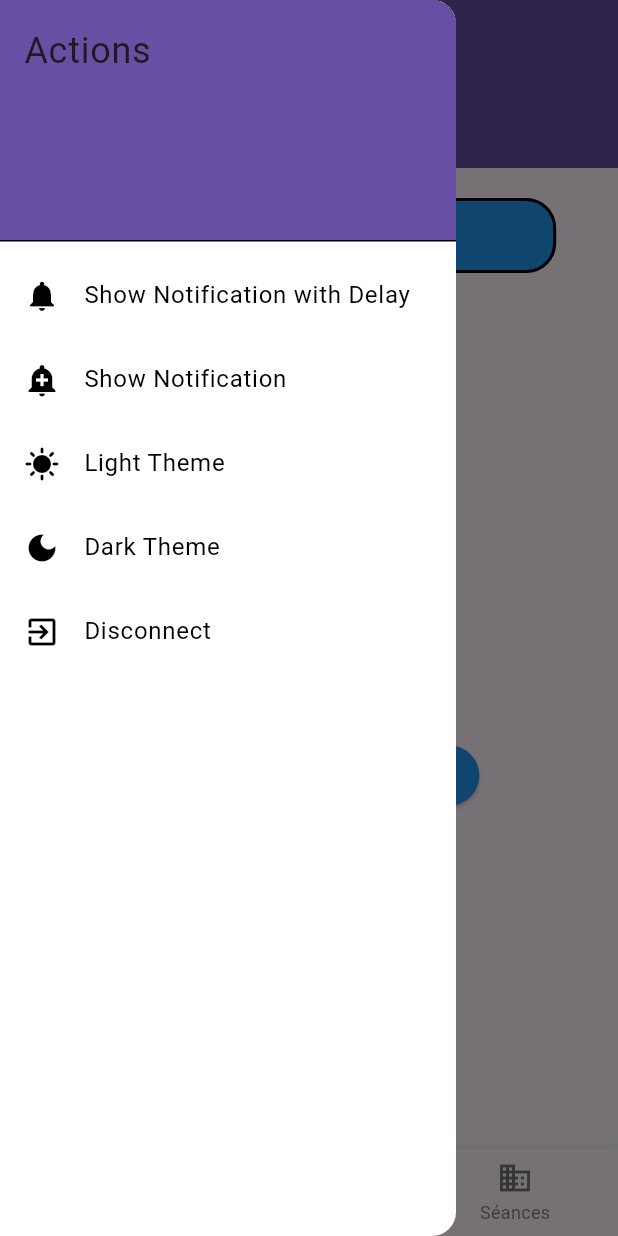
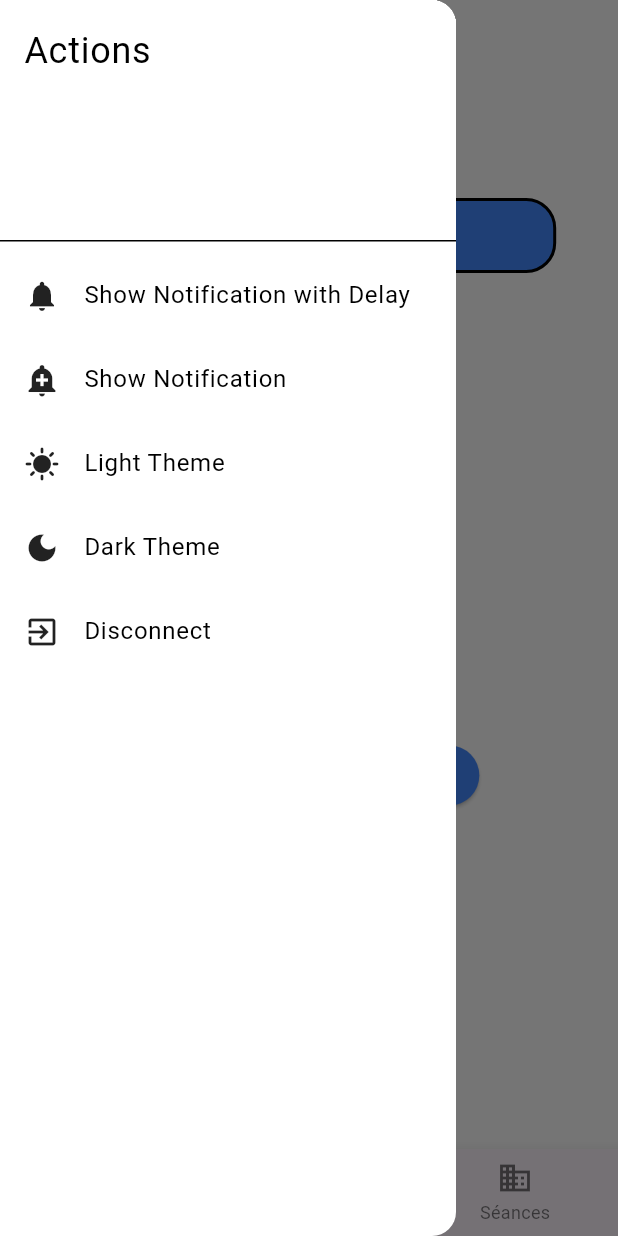
Before and after one commit to Xalovald/sport60, a Flutter app: the screen it shows once a user with an empty profile is signed in, in the side drawer, after a tap on "Planifier une séance", on a phone screen of 412 x 824 dp. Run offline on Flutter 3.47's test engine with Material 3 defaults, Android fonts, the phone set to English and light mode, and no system bars; our stand-ins replace audioplayers, firebase_auth, firebase_core, flutter_local_notifications, google_sign_in, permission_handler and 3 more; missing offline and left inert: flutter_sound; accounts and stored records are empty.

Commit message:
fix themes / apply to new pages

```diff
--- a/lib/views/home.dart
+++ b/lib/views/home.dart
@@ -35,7 +35,7 @@ class _HomePageState extends State<HomePage> {
             decoration: BoxDecoration(
                 shape: BoxShape.rectangle,
                 borderRadius: const BorderRadius.all(Radius.circular(20)),
-                color: themeNotifier.currentTheme.colorScheme.secondary,
+                color: themeNotifier.currentTheme.colorScheme.primary,
                 border: Border.all(width: 2)),
             width: MediaQuery.of(context).size.width * 0.8,
             height: 50,
@@ -44,7 +44,7 @@ class _HomePageState extends State<HomePage> {
               "Planifier une séance",
               style: TextStyle(
                 //apply cutom button color
-                color: themeNotifier.currentTheme.colorScheme.inversePrimary,
+                color: themeNotifier.currentTheme.textTheme.headlineSmall?.color,
               ),
             ),
           ),
--- a/lib/views/menu.dart
+++ b/lib/views/menu.dart
@@ -39,6 +39,7 @@ class _HomeScreenState extends State<HomeScreen> {
         foregroundColor: themeNotifier.currentTheme.textTheme.headlineSmall?.color,
       ),
       drawer: Drawer(
+        backgroundColor: themeNotifier.currentTheme.primaryColor,
         child: ListView(
           padding: EdgeInsets.zero,
           children: <Widget>[
@@ -55,40 +56,40 @@ class _HomeScreenState extends State<HomeScreen> {
           ),
         ),
         ListTile(
-              leading: const Icon(Icons.notifications),
-              title: const Text('Show Notification with Delay'),
+          leading: Icon(Icons.notifications, color: themeNotifier.currentTheme.iconTheme.color),
+          title: Text('Show Notification with Delay', style: TextStyle(color: themeNotifier.currentTheme.textTheme.bodyMedium?.color)),
           onTap: () {
             Navigator.pop(context); // Close the drawer
             _showNotificationWithDelay(context); // Call the notification function with a delay
           },
         ),
         ListTile(
-              leading: const Icon(Icons.add_alert),
-              title: const Text('Show Notification'),
+          leading: Icon(Icons.add_alert, color: themeNotifier.currentTheme.iconTheme.color),
+          title: Text('Show Notification', style: TextStyle(color: themeNotifier.currentTheme.textTheme.bodyMedium?.color)),
           onTap: () {
             Navigator.pop(context); // Close the drawer
             _showNotification(context); // Call the notification function
           },
         ),
         ListTile(
-              leading: const Icon(Icons.sunny),
-              title: const Text('Light Theme'),
+          leading: Icon(Icons.sunny, color: themeNotifier.currentTheme.iconTheme.color),
+          title: Text('Light Theme', style: TextStyle(color: themeNotifier.currentTheme.textTheme.bodyMedium?.color)),
           onTap: () {
             Navigator.pop(context); // Close the drawer
             Provider.of<ThemeNotifier>(context, listen: false).setLightTheme();
           },
         ),
         ListTile(
-              leading: const Icon(Icons.dark_mode),
-              title: const Text('Dark Theme'),
+          leading: Icon(Icons.dark_mode, color: themeNotifier.currentTheme.iconTheme.color),
+          title: Text('Dark Theme', style: TextStyle(color: themeNotifier.currentTheme.textTheme.bodyMedium?.color)),
           onTap: () {
             Navigator.pop(context); // Close the drawer
             Provider.of<ThemeNotifier>(context, listen: false).setDarkTheme();
           },
         ),
         ListTile(
-              leading: const Icon(Icons.exit_to_app),
-              title: const Text('Disconnect'),
+          leading: Icon(Icons.exit_to_app, color: themeNotifier.currentTheme.iconTheme.color),
+          title: Text('Disconnect', style: TextStyle(color: themeNotifier.currentTheme.textTheme.bodyMedium?.color)),
           onTap: () {
             Navigator.pop(context); // Close the drawer
             _disconnect(); // Call the disconnect function
--- a/lib/widgets/theme.dart
+++ b/lib/widgets/theme.dart
@@ -2,8 +2,8 @@ import 'package:flutter/material.dart';
 import 'package:shared_preferences/shared_preferences.dart';
 
 class ThemeNotifier extends ChangeNotifier {
-  static const Color defaultLightButtonColor = Colors.blue;
-  static const Color defaultDarkButtonColor = Color.fromARGB(255, 224, 176, 255);
+  static const Color defaultLightButtonColor = Colors.blueAccent;
+  static const Color defaultDarkButtonColor = Color.fromARGB(255, 232, 102, 255);
 
   ThemeData _currentTheme = ThemeData.light();
   Color _customButtonColor = defaultLightButtonColor;
@@ -18,16 +18,41 @@ class ThemeNotifier extends ChangeNotifier {
   void setLightTheme() async {
     _customButtonColor = defaultLightButtonColor;
     _currentTheme = ThemeData.light().copyWith(
+      primaryColor: Colors.white,
+      primaryIconTheme: const IconThemeData(color: Colors.black),
+      scaffoldBackgroundColor: Colors.white,
       elevatedButtonTheme: ElevatedButtonThemeData(
         style: ElevatedButton.styleFrom(
-          backgroundColor: _customButtonColor,
-          foregroundColor: Colors.white,
+          backgroundColor: defaultLightButtonColor,
+          foregroundColor: Colors.black,
+        ),
+      ),
+      outlinedButtonTheme: OutlinedButtonThemeData(
+        style: OutlinedButton.styleFrom(
+          foregroundColor: Colors.black,
+        ),
+      ),
+      textButtonTheme: TextButtonThemeData(
+        style: TextButton.styleFrom(
+          foregroundColor: defaultLightButtonColor, // button text color
         ),
       ),
       colorScheme: const ColorScheme.light().copyWith(
-        primary: Colors.white,
+        primary: defaultLightButtonColor, // header background color
+        onPrimary: Colors.black, // header text color
+        onSurface: defaultLightButtonColor, // body text color
         secondary: defaultLightButtonColor,
         inversePrimary: _getContrastingTextColor(defaultLightButtonColor),
+        tertiary: Colors.white,
+      ),
+      textSelectionTheme: const TextSelectionThemeData(
+        cursorColor: defaultLightButtonColor,
+        selectionColor: defaultDarkButtonColor,
+        selectionHandleColor: defaultLightButtonColor,
+      ),
+      textTheme: ThemeData.light().textTheme.apply(
+        bodyColor: Colors.black,
+        displayColor: Colors.black,
       ),
     );
     notifyListeners();
@@ -37,23 +62,43 @@ class ThemeNotifier extends ChangeNotifier {
   void setDarkTheme() async {
     _customButtonColor = defaultDarkButtonColor;
     _currentTheme = ThemeData.dark().copyWith(
+      primaryColor: Colors.black,
+      primaryIconTheme: const IconThemeData(color: Colors.white),
+      scaffoldBackgroundColor: Colors.black,
       elevatedButtonTheme: ElevatedButtonThemeData(
         style: ElevatedButton.styleFrom(
-          backgroundColor: _customButtonColor,
-          foregroundColor: Colors.black,
+          backgroundColor: defaultDarkButtonColor,
+          foregroundColor: Colors.white,
         ),
       ),
       outlinedButtonTheme: OutlinedButtonThemeData(
         style: OutlinedButton.styleFrom(
-          foregroundColor: Colors.black,
+          foregroundColor: Colors.white,
         ),
       ),
-      primaryColor: Colors.black,
-      colorScheme: const ColorScheme.light().copyWith(
-        primary: Colors.black,
+      textButtonTheme: TextButtonThemeData(
+        style: TextButton.styleFrom(
+          foregroundColor: defaultDarkButtonColor, // button text color
+        ),
+      ),
+      colorScheme: const ColorScheme.dark().copyWith(
+        primary: defaultDarkButtonColor,
+        onPrimary: Colors.white,
+        onSurface: defaultDarkButtonColor,
         secondary: defaultDarkButtonColor,
         inversePrimary: _getContrastingTextColor(defaultDarkButtonColor),
+        tertiary: Colors.black,
       ),
+      textSelectionTheme: const TextSelectionThemeData(
+        cursorColor: defaultDarkButtonColor,
+        selectionColor: defaultLightButtonColor,
+        selectionHandleColor: defaultDarkButtonColor,
+      ),
+      textTheme: ThemeData.dark().textTheme.apply(
+        bodyColor: Colors.white,
+        displayColor: Colors.white,
+      ),
+      brightness: Brightness.dark,
     );
     notifyListeners();
     await _saveThemePreference('dark');
```
Also changed, not shown: lib/views/planning/choose_session.dart (+6 -2 lines), lib/views/planning/create.dart (+16 -8 lines), lib/views/session/create.dart (+21 -20 lines), lib/views/session/in_progress.dart (+51 -63 lines). Lines whose indentation alone changed are shown as unchanged.
